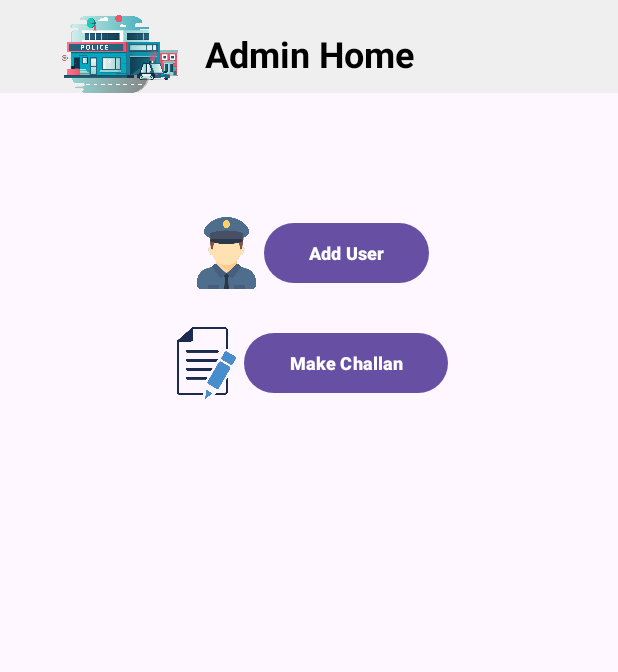
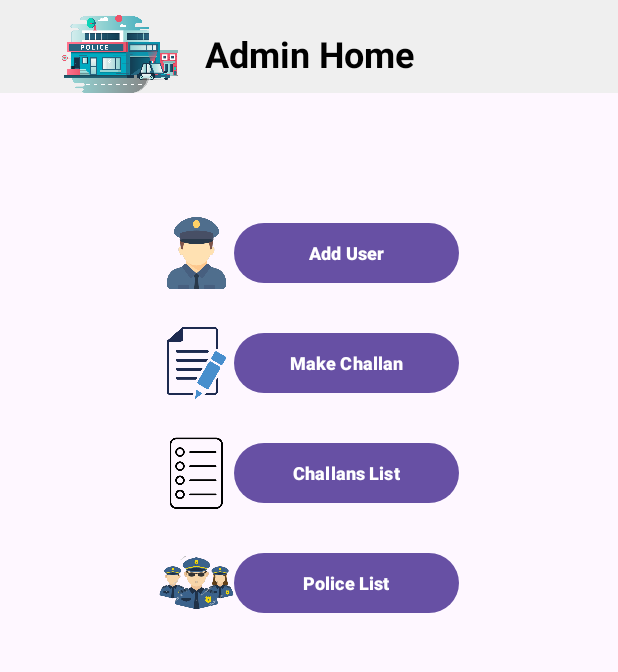
Before and after one commit to Rathan-r-nayak/TraficApp, an Android app: the HomeActivity screen opened directly, with no data from a screen before it, on a phone screen of 412 x 824 dp, the part 96-768 px from its top. Run offline under Robolectric (Android 15) with nearby library versions, the light colour scheme and no system bars; 1 statement that could not run was skipped.

Commit message:
some feature design added

```diff
--- a/app/src/main/res/layout/activity_home.xml
+++ b/app/src/main/res/layout/activity_home.xml
@@ -117,7 +117,7 @@
 
                 <Button
                     android:id="@+id/addUser"
-                    android:layout_width="wrap_content"
+                    android:layout_width="150dp"
                     android:layout_height="wrap_content"
                     android:layout_gravity="center"
                     android:paddingHorizontal="30dp"
@@ -135,12 +135,12 @@
                 <ImageView
                     android:layout_width="50dp"
                     android:layout_height="match_parent"
-                    android:id="@+id/add_edit_city"
-                    app:srcCompat="@drawable/challan_img"/>
+                    android:id="@+id/make_challan"
+                    app:srcCompat="@drawable/make_challan"/>
 
                 <Button
                     android:id="@+id/makeChallan"
-                    android:layout_width="wrap_content"
+                    android:layout_width="150dp"
                     android:layout_height="wrap_content"
                     android:paddingVertical="8dp"
                     android:paddingHorizontal="30dp"
@@ -150,6 +150,55 @@
                     android:textStyle="bold"/>
             </LinearLayout>
 
+
+            <LinearLayout
+                android:layout_width="match_parent"
+                android:layout_height="wrap_content"
+                android:orientation="horizontal"
+                android:gravity="center"
+                android:layout_marginTop="25sp">
+                <ImageView
+                    android:layout_width="50dp"
+                    android:layout_height="match_parent"
+                    android:id="@+id/list_challan"
+                    app:srcCompat="@drawable/list_challan"/>
+
+                <Button
+                    android:id="@+id/listChallan"
+                    android:layout_width="150dp"
+                    android:layout_height="wrap_content"
+                    android:paddingVertical="8dp"
+                    android:paddingHorizontal="30dp"
+                    android:layout_gravity="center"
+                    android:text="@string/challans_list"
+                    android:textSize="12sp"
+                    android:textStyle="bold"/>
+            </LinearLayout>
+
+            <LinearLayout
+                android:layout_width="match_parent"
+                android:layout_height="wrap_content"
+                android:orientation="horizontal"
+                android:gravity="center"
+                android:layout_marginTop="25sp">
+                <ImageView
+                    android:layout_width="50dp"
+                    android:layout_height="match_parent"
+                    android:id="@+id/list_police"
+                    app:srcCompat="@drawable/list_police"/>
+
+                <Button
+                    android:id="@+id/listPolice"
+                    android:layout_width="150dp"
+                    android:layout_height="wrap_content"
+                    android:paddingVertical="8dp"
+                    android:paddingHorizontal="30dp"
+                    android:layout_gravity="center"
+                    android:text="@string/police_list"
+                    android:textSize="12sp"
+                    android:textStyle="bold"/>
+            </LinearLayout>
+
         </LinearLayout>
     </ScrollView>
 </androidx.constraintlayout.widget.ConstraintLayout>
--- a/app/src/main/res/values/strings.xml
+++ b/app/src/main/res/values/strings.xml
@@ -17,4 +17,6 @@
     <string name="about_violation">About Violation</string>
     <string name="capture_image">Capture Image</string>
     <string name="submit">SUBMIT</string>
+    <string name="challans_list">Challans List</string>
+    <string name="police_list">Police List</string>
 </resources>
```
Also changed, not shown: app/src/main/res/drawable/list_challan.png (added), app/src/main/res/drawable/list_police.png (added), app/src/main/res/drawable/make_challan.png (renamed from app/src/main/res/drawable/challan_img.png).
